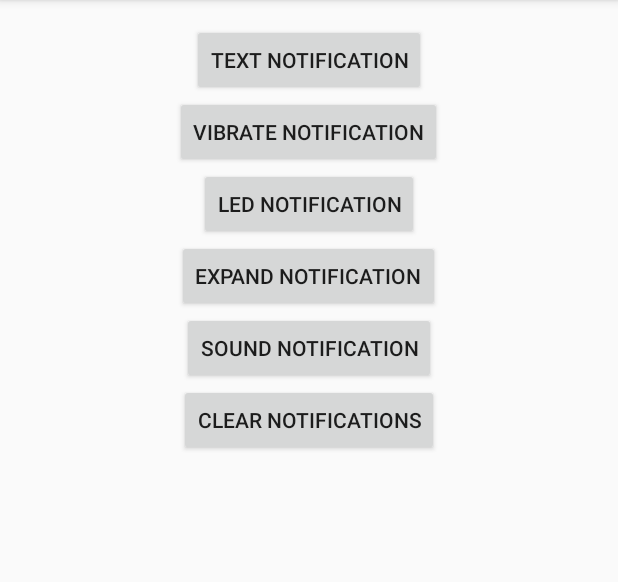
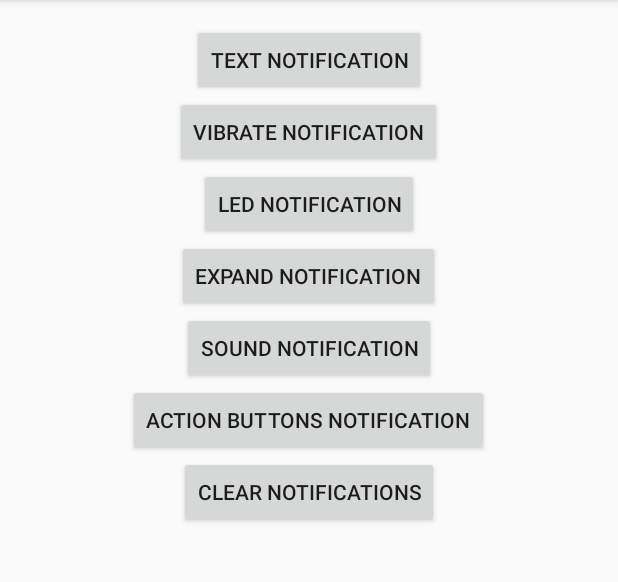
Before and after one commit to chandim/android-simple-notification-app, an Android app: the screen it shows after launch (SimpleNotificationActivity), on a phone screen of 412 x 824 dp, the part 84-666 px from its top. Run offline under Robolectric (Android 15) with nearby library versions, the phone set to English and light mode, and no system bars.

Commit message:
New Notification sample with action buttons

```diff
--- a/app/src/main/res/layout/activity_simple_notification.xml
+++ b/app/src/main/res/layout/activity_simple_notification.xml
@@ -61,7 +61,7 @@
         android:layout_height="wrap_content"
         android:text="Clear Notifications"
         android:id="@+id/bClearNotifications"
-        android:layout_below="@+id/bSoundNotification"
+        android:layout_below="@+id/bActionButtonsNotification"
         android:layout_centerHorizontal="true" />
 
     <Button
@@ -71,4 +71,12 @@
         android:id="@+id/bSoundNotification"
         android:layout_below="@+id/bExpandNotification"
         android:layout_centerHorizontal="true" />
+
+    <Button
+        android:layout_width="wrap_content"
+        android:layout_height="wrap_content"
+        android:text="Action Buttons Notification"
+        android:id="@+id/bActionButtonsNotification"
+        android:layout_below="@+id/bSoundNotification"
+        android:layout_centerHorizontal="true" />
 </RelativeLayout>
--- a/app/src/main/res/values/strings.xml
+++ b/app/src/main/res/values/strings.xml
@@ -19,4 +19,7 @@
 
     <string name="hello_world">Hello world!</string>
     <string name="action_settings">Settings</string>
+  <string name="yes">Yes</string>
+  <string name="maybe">Maybe</string>
+  <string name="no">No</string>
 </resources>
```
Also changed, not shown: app/src/main/java/com/tinbytes/simplenotificationapp/SimpleNotificationActivity.java (+76 -5 lines), app/src/main/res/mipmap-xxhdpi/ic_thumb_down_black_36dp.png (added), app/src/main/res/mipmap-xxhdpi/ic_thumb_up_black_36dp.png (added), app/src/main/res/mipmap-xxhdpi/ic_thumbs_up_down_black_36dp.png (added), 1 other file.
